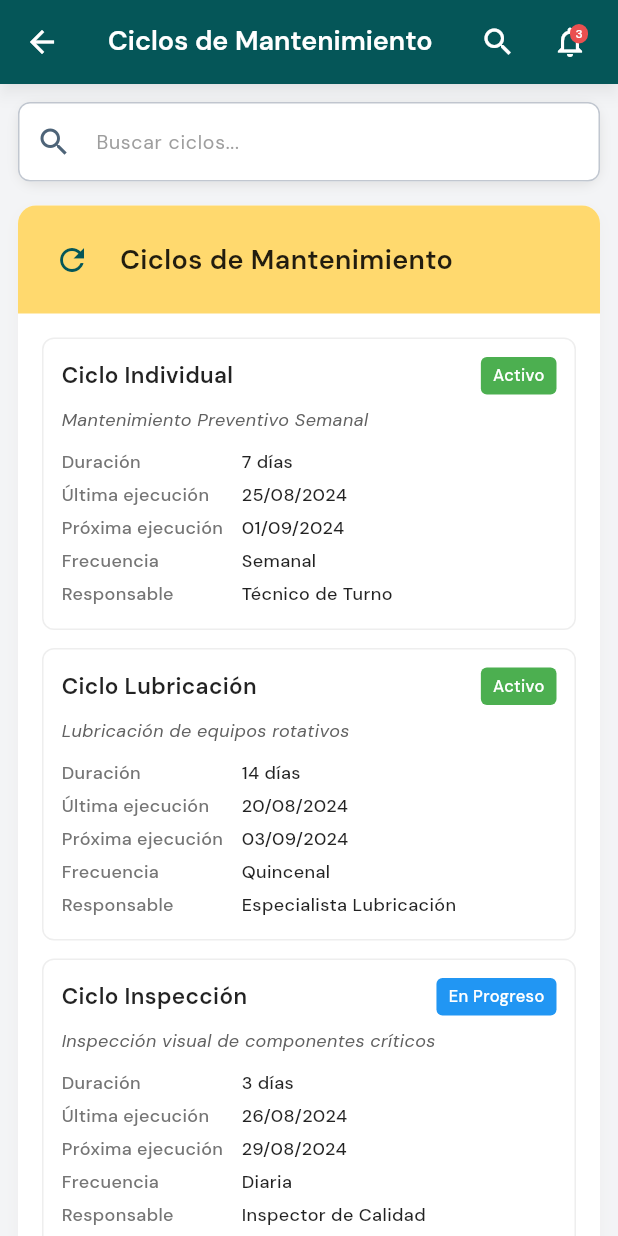
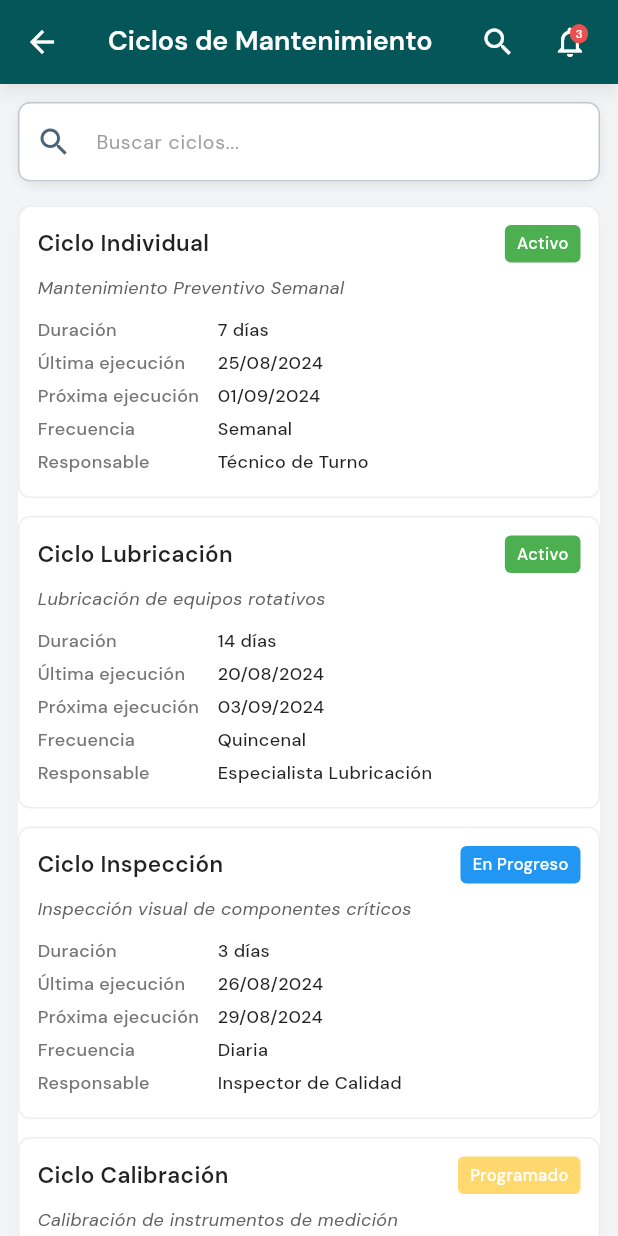
Before and after one commit to DarkCodex29/Demo---GMO, a Flutter app: the CyclePage widget shown alone on an empty page, opened directly, on a phone screen of 412 x 824 dp. Run offline on Flutter 3.47's test engine with Material 3 defaults, Android fonts, the phone set to English and light mode, and no system bars; our stand-ins replace flutter_local_notifications, google_fonts, permission_handler, responsive_framework, shared_preferences; accounts and stored records are empty.

Commit message:
Se realizaron ajustes en varias páginas del módulo de confiabilidad, incluyendo la sustitución de `Spacer` por `SizedBox` para mejorar el espaciado en la página de clases. Además, se optimizó el código en las páginas de ciclo, equipo, ubicación y hoja de ruta, eliminando elementos innecesarios y ajustando colores para una mejor consistencia visual. Estos cambios contribuyen a una interfaz más limpia y una experiencia de usuario mejorada.

```diff
--- a/lib/src/modules/confiabilidad/pages/class.page.dart
+++ b/lib/src/modules/confiabilidad/pages/class.page.dart
@@ -341,7 +341,7 @@ class ClasesPageState extends State<ClasesPage> {
                       .toList(),
                 ),
               ],
-              const Spacer(),
+              const SizedBox(height: 8),
               Row(
                 mainAxisAlignment: MainAxisAlignment.spaceBetween,
                 children: [
--- a/lib/src/modules/confiabilidad/pages/cycle.page.dart
+++ b/lib/src/modules/confiabilidad/pages/cycle.page.dart
@@ -232,47 +232,11 @@ class CyclePageState extends State<CyclePage> {
       child: Column(
         crossAxisAlignment: CrossAxisAlignment.start,
         children: [
-          // Header del card
-          Container(
-            padding: const EdgeInsets.all(16),
-            decoration: const BoxDecoration(
-              color: AppColors.secondaryGoldenYellow,
-              borderRadius: BorderRadius.vertical(top: Radius.circular(12)),
-            ),
-            child: Row(
-              children: [
-                Container(
-                  padding: const EdgeInsets.all(8),
-                  decoration: BoxDecoration(
-                    color: AppColors.secondaryGoldenYellow,
-                    borderRadius: BorderRadius.circular(8),
-                  ),
-                  child: const Icon(Icons.refresh, size: 24),
-                ),
-                const SizedBox(width: 12),
-                const Expanded(
-                  child: Text(
-                    'Ciclos de Mantenimiento',
-                    style: TextStyle(
-                      fontSize: 18,
-                      fontWeight: FontWeight.w600,
-                      color: Colors.black87,
-                    ),
-                  ),
-                ),
-              ],
-            ),
-          ),
-
-          // Contenido del card
-          Padding(
-            padding: const EdgeInsets.all(16),
-            child: filteredCiclos.isEmpty
-                ? _buildEmptyState()
-                : ResponsiveBreakpoints.of(context).isMobile
-                    ? _buildMobileCiclosList()
-                    : _buildDesktopCiclosTable(),
-          ),
+          filteredCiclos.isEmpty
+              ? _buildEmptyState()
+              : ResponsiveBreakpoints.of(context).isMobile
+                  ? _buildMobileCiclosList()
+                  : _buildDesktopCiclosTable(),
         ],
       ),
     );
--- a/lib/src/modules/confiabilidad/pages/equipment.page.dart
+++ b/lib/src/modules/confiabilidad/pages/equipment.page.dart
@@ -282,12 +282,12 @@ class EquipmentPageState extends State<EquipmentPage> {
                   width: 40,
                   height: 40,
                   decoration: BoxDecoration(
-                    color: AppColors.secondaryGoldenYellow,
+                    color: AppColors.primaryDarkTeal,
                     borderRadius: BorderRadius.circular(8),
                   ),
                   child: Icon(
                     _getEquipmentIcon(equipo['general']['tipo_equipo']),
-                    color: AppColors.secondaryGoldenYellow,
+                    color: AppColors.neutralLightBackground,
                     size: 20,
                   ),
                 ),
@@ -326,6 +326,7 @@ class EquipmentPageState extends State<EquipmentPage> {
                                 child: Text(
                                   equipo['general']['criticidad'],
                                   style: const TextStyle(
+                                    color: AppColors.neutralLightBackground,
                                     fontSize: 9,
                                     fontWeight: FontWeight.w500,
                                   ),
@@ -342,6 +343,7 @@ class EquipmentPageState extends State<EquipmentPage> {
                                 child: Text(
                                   equipo['general']['estado'],
                                   style: const TextStyle(
+                                    color: AppColors.neutralLightBackground,
                                     fontSize: 9,
                                     fontWeight: FontWeight.w500,
                                   ),
--- a/lib/src/modules/confiabilidad/pages/locations.page.dart
+++ b/lib/src/modules/confiabilidad/pages/locations.page.dart
@@ -282,12 +282,12 @@ class LocationsPageState extends State<LocationsPage> {
                   width: 40,
                   height: 40,
                   decoration: BoxDecoration(
-                    color: AppColors.secondaryGoldenYellow,
+                    color: AppColors.primaryDarkTeal,
                     borderRadius: BorderRadius.circular(8),
                   ),
                   child: Icon(
                     _getLocationIcon(ubicacion['general']['categoria']),
-                    color: AppColors.secondaryGoldenYellow,
+                    color: AppColors.neutralLightBackground,
                     size: 20,
                   ),
                 ),
```
Also changed, not shown: lib/src/modules/confiabilidad/pages/roadmap_main.page.dart (+16 -8 lines).
